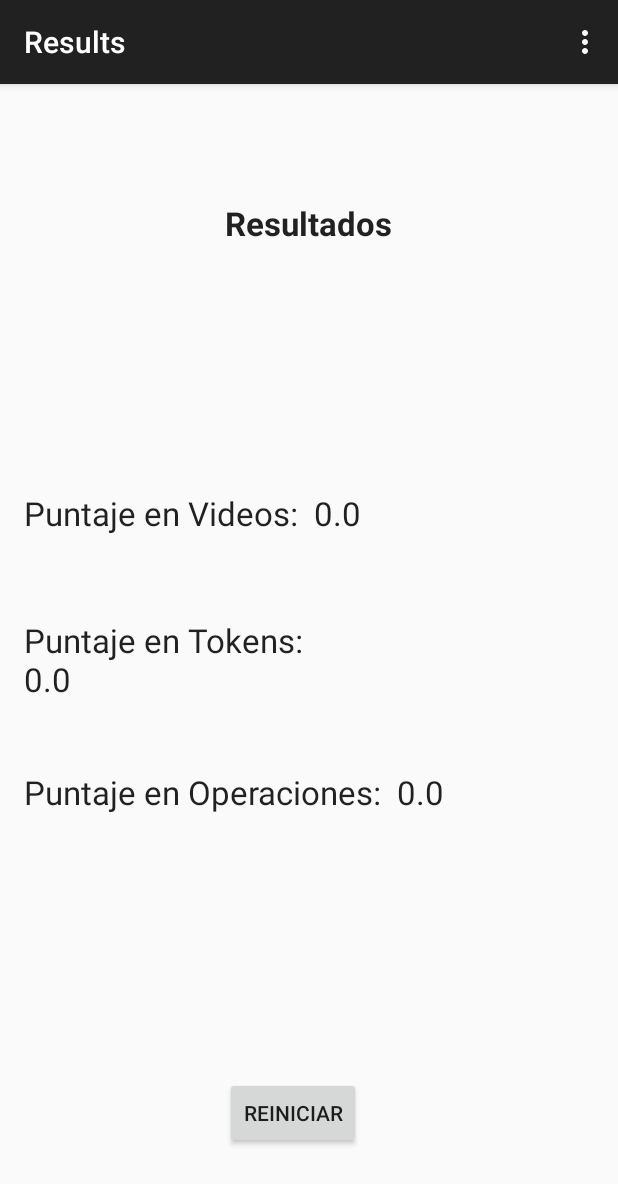
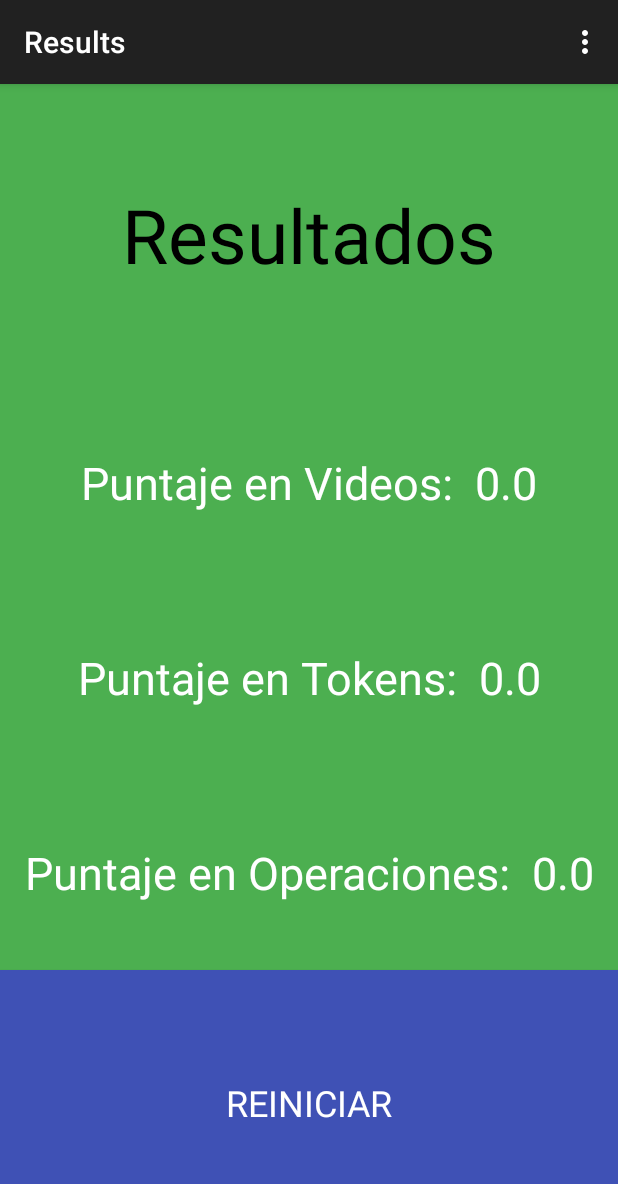
Before and after one commit to henzer/EHealthAphasia, an Android app: the screen it shows after launch (Results), after a tap on "RESULTADOS ACTUALES", on a phone screen of 412 x 824 dp. Shown: the top 1184 px of the screen. Run offline under Robolectric (Android 15) with nearby library versions, the phone set to English and light mode, and no system bars.

Commit message:
Se agregaron las clases modificadas

```diff
--- a/app/src/main/java/com/example/al/ehealth/Operations.java
+++ b/app/src/main/java/com/example/al/ehealth/Operations.java
@@ -287,5 +287,8 @@ public class Operations extends ActionBarActivity {
         preguntasSoFar++;
         textP.setText(new DecimalFormat("00").format(valor1) +" "+operacion+" "+new DecimalFormat("00").format(valor2)+" = ");
     }
+    public void cancel(View v){
+        finish();
+    }
 
 }
--- a/app/src/main/java/com/example/al/ehealth/Token.java
+++ b/app/src/main/java/com/example/al/ehealth/Token.java
@@ -892,4 +892,7 @@ public class Token extends ActionBarActivity {
         }
         return super.onOptionsItemSelected(item);
     }
+    public void cancel(View v){
+        finish();
+    }
 }
--- a/app/src/main/res/layout/activity_operations.xml
+++ b/app/src/main/res/layout/activity_operations.xml
@@ -77,6 +77,7 @@
                     android:layout_height="match_parent"
                     android:layout_weight="1"
                     android:background="@drawable/selected_color_button_cancel"
+                    android:onClick="cancel"
                     android:text="Cancelar"/>
 
                 <Button
--- a/app/src/main/res/layout/activity_results.xml
+++ b/app/src/main/res/layout/activity_results.xml
@@ -1,62 +1,51 @@
-<RelativeLayout xmlns:android="http://schemas.android.com/apk/res/android"
+<LinearLayout xmlns:android="http://schemas.android.com/apk/res/android"
     xmlns:tools="http://schemas.android.com/tools" android:layout_width="match_parent"
-    android:layout_height="match_parent" android:paddingLeft="@dimen/activity_horizontal_margin"
-    android:paddingRight="@dimen/activity_horizontal_margin"
-    android:paddingTop="@dimen/activity_vertical_margin"
-    android:paddingBottom="@dimen/activity_vertical_margin"
+    android:layout_height="match_parent"
     tools:context="com.example.al.ehealth.Results"
+    android:orientation="vertical"
+    android:background="@drawable/selected_color_button_cancel"
+
     >
 
     <TextView
-        android:layout_width="wrap_content"
+        android:layout_weight="30"
+        android:layout_width="match_parent"
         android:layout_height="wrap_content"
-        android:textAppearance="?android:attr/textAppearanceLarge"
         android:text="Resultados"
         android:id="@+id/textView"
-        android:layout_marginTop="62dp"
-        android:layout_alignParentTop="true"
-        android:layout_centerHorizontal="true"
-        android:textStyle="bold"/>
+        style="@style/AppTheme.TextResult"
+        android:textSize="50dp"
+        android:textColor="@android:color/black"/>
 
     <TextView
-        android:layout_width="wrap_content"
+        android:layout_weight="20"
+        android:layout_width="match_parent"
         android:layout_height="wrap_content"
-        android:textAppearance="?android:attr/textAppearanceLarge"
         android:text="Puntaje en Videos: "
         android:id="@+id/textView2"
-        android:layout_above="@+id/textView3"
-        android:layout_alignParentLeft="true"
-        android:layout_alignParentStart="true"
-        android:layout_marginBottom="55dp" />
+        style="@style/AppTheme.TextResult"/>
 
     <TextView
-        android:layout_width="wrap_content"
+        android:layout_weight="20"
+        android:layout_width="match_parent"
         android:layout_height="wrap_content"
-        android:textAppearance="?android:attr/textAppearanceLarge"
         android:text="Puntaje en Tokens: "
         android:id="@+id/textView3"
-        android:layout_centerVertical="true"
-        android:layout_alignRight="@+id/textView2"
-        android:layout_alignEnd="@+id/textView2" />
+        style="@style/AppTheme.TextResult"/>
 
     <TextView
-        android:layout_width="wrap_content"
+        android:layout_weight="20"
+        android:layout_width="match_parent"
         android:layout_height="wrap_content"
-        android:textAppearance="?android:attr/textAppearanceLarge"
         android:text="Puntaje en Operaciones: "
         android:id="@+id/textView4"
-        android:layout_marginTop="46dp"
-        android:layout_below="@+id/textView3"
-        android:layout_alignParentLeft="true"
-        android:layout_alignParentStart="true" />
+        style="@style/AppTheme.TextResult" />
 
     <Button
-        android:layout_width="wrap_content"
+        android:layout_weight="10"
+        android:layout_width="match_parent"
         android:layout_height="wrap_content"
         android:text="Reiniciar"
         android:id="@+id/reset"
-        android:layout_marginBottom="42dp"
-        android:layout_alignParentBottom="true"
-        android:layout_alignLeft="@+id/textView"
-        android:layout_alignStart="@+id/textView" />
-</RelativeLayout>
+        style="@style/AppTheme.ButtonOption"/>
+</LinearLayout>
--- a/app/src/main/res/layout/activity_token.xml
+++ b/app/src/main/res/layout/activity_token.xml
@@ -57,6 +57,7 @@
                     android:layout_height="match_parent"
                     android:layout_weight="1"
                     android:background="@drawable/selected_color_button_cancel"
+                    android:onClick="cancel"
                     android:text="Cancelar"/>
 
                 <Button
--- a/app/src/main/res/values/dimens.xml
+++ b/app/src/main/res/values/dimens.xml
@@ -2,4 +2,6 @@
     <!-- Default screen margins, per the Android Design guidelines. -->
     <dimen name="activity_horizontal_margin">16dp</dimen>
     <dimen name="activity_vertical_margin">16dp</dimen>
+    <dimen name="font_size_main">25dp</dimen>
+    <dimen name="padding_button_main">100dp</dimen>
 </resources>
--- a/app/src/main/res/values/styles.xml
+++ b/app/src/main/res/values/styles.xml
@@ -14,4 +14,15 @@
         <item name="android:background">@drawable/selected_color_button_option</item>
     </style>
 
+    <style name="AppTheme.TextResult" parent="TextAppearance.AppCompat.Headline">
+        <item name="android:textColor">@android:color/white</item>
+        <item name="android:gravity">center</item>
+        <item name="android:layout_width">match_parent</item>
+        <item name="android:layout_height">match_parent</item>
+        <item name="android:background">@drawable/selected_color_button_next</item>
+        <item name="android:textSize">30dp</item>
+    </style>
+
+
+
 </resources>
```
Also changed, not shown: app/src/main/java/com/example/al/ehealth/Video.java (+10 -5 lines), app/src/main/res/layout/activity_main.xml (+23 -8 lines), app/src/main/res/drawable/math.png, app/src/main/res/drawable/token.png, app/src/main/res/drawable/video.png.
